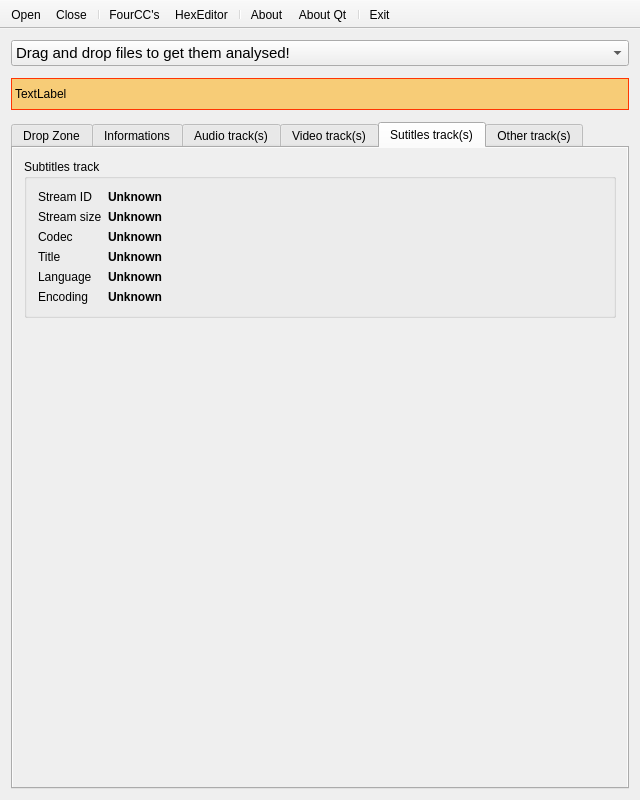
This is mini_analyser/ui/mainwindow.ui in emericg/MiniVideo as Qt 5 draws it before an edit. The edited form follows.
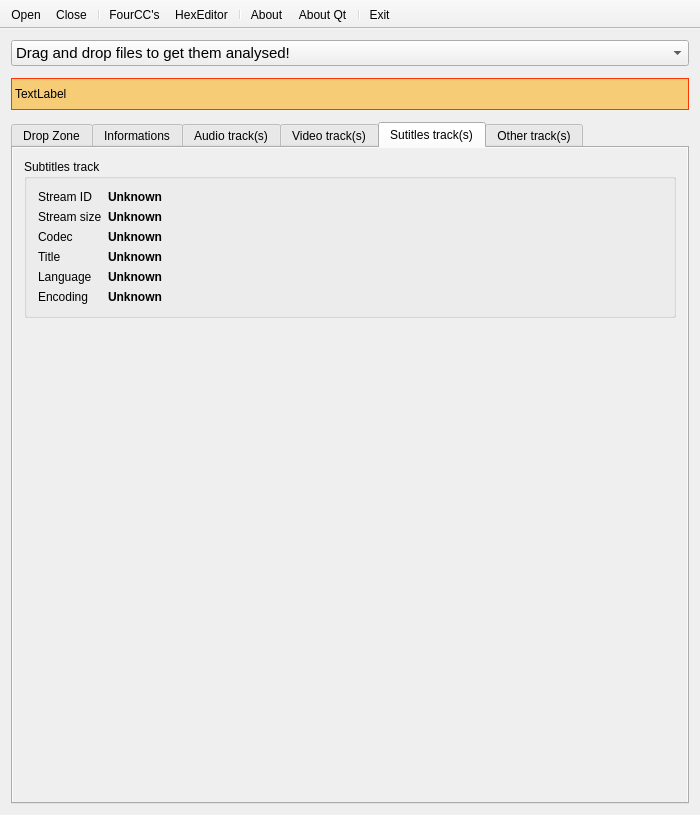
This is the edited form. The open tabs and pages were chosen to show the change. Icons and pictures are not drawn.

Commit message: Put qhexedit2 QT widget in its own directory [Hex Editor] Set the hex editor to read-only mode [Main Window] Fixed the width in order that the menu icons stay on one line.

```diff
--- a/mini_analyser/ui/mainwindow.ui
+++ b/mini_analyser/ui/mainwindow.ui
@@ -6,13 +6,13 @@
    <rect>
     <x>0</x>
     <y>0</y>
-    <width>640</width>
-    <height>800</height>
+    <width>700</width>
+    <height>815</height>
    </rect>
   </property>
   <property name="minimumSize">
    <size>
-    <width>620</width>
+    <width>700</width>
     <height>800</height>
    </size>
   </property>
@@ -2253,8 +2253,8 @@
             <rect>
              <x>0</x>
              <y>0</y>
-             <width>618</width>
-             <height>607</height>
+             <width>678</width>
+             <height>622</height>
             </rect>
            </property>
            <layout class="QVBoxLayout" name="verticalLayout_5">
```
Left out of the diff: 4 changed lines with no effect on the pictures. The commit also changes 12 other files.
